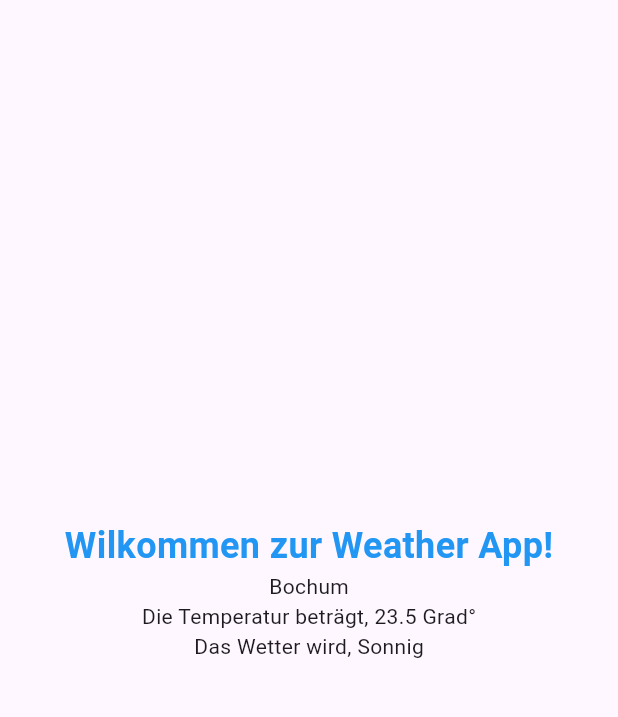
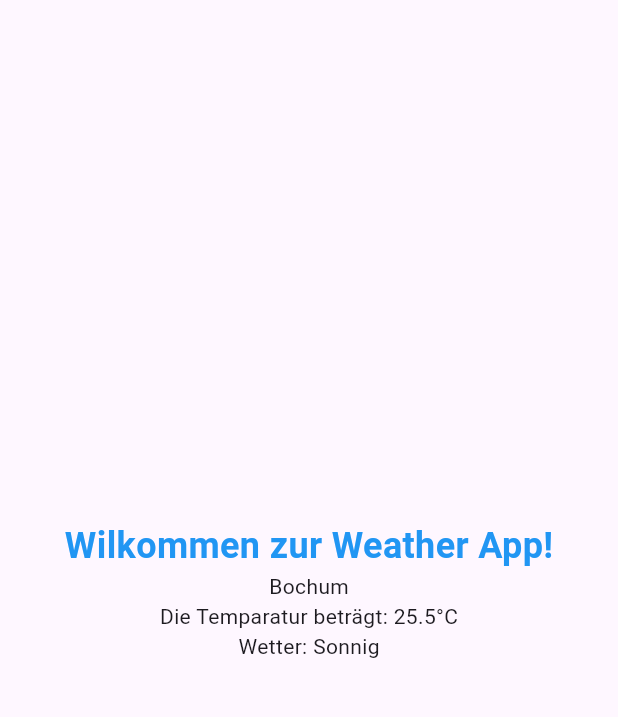
Before and after one commit to Serveronline73/weather_app_prosheet, a Flutter app: the screen it shows after launch, on a phone screen of 412 x 824 dp, the part 69-786 px from its top. Run offline on Flutter 3.47's test engine with Material 3 defaults, Android fonts, the phone set to English and light mode, and no system bars.

Commit message:
Final Project

```diff
--- a/lib/class_weather_app.dart
+++ b/lib/class_weather_app.dart
@@ -1,13 +1,23 @@
+// ignore_for_file: unused_local_variable
+
 import 'package:flutter/material.dart';
 import 'package:weather_app_prosheet/weather_data.dart';
+import 'package:weather_app_prosheet/weather_repository.dart';
 
 class WeatherApp extends StatelessWidget {
-  const WeatherApp({super.key, required this.city});
+  const WeatherApp({
+    super.key,
+    required this.repository,
+  });
 
-  final WeatherData city;
+  final WeatherRepository repository;
 
   @override
   Widget build(BuildContext context) {
+    final WeatherData city = repository.getWeather();
+    final double temperature = city.temperature;
+    final String weatherCondition = city.weatherCondition;
+
     return Scaffold(
       appBar: AppBar(
         title: const Text(
@@ -27,18 +37,9 @@ class WeatherApp extends StatelessWidget {
                   fontSize: 24,
                   fontWeight: FontWeight.bold),
             ),
-
-            // style: TextStyle(fontSize: 18, fontWeight: FontWeight.bold),
-            //),
             Text(city.city),
-            Text("Die Temperatur beträgt, ${city.temperature} Grad°"),
-            Text("Das Wetter wird, ${city.weatherCondition}"),
-            // Text(
-            //   '23,5 Grad°, Sonnig',
-            //),
-            //Text('Dortmund',
-            //  style: TextStyle(fontSize: 18, fontWeight: FontWeight.bold)),
-            // Text('22,2 Grad°, Sonnig'),
+            Text("Die Temparatur beträgt: ${city.temperature}°C"),
+            Text("Wetter: ${city.weatherCondition}"),
           ],
         ),
       ),
--- a/lib/main.dart
+++ b/lib/main.dart
@@ -1,22 +1,22 @@
 import 'package:flutter/material.dart';
 import 'package:weather_app_prosheet/class_weather_app.dart';
-import 'package:weather_app_prosheet/weather_data.dart';
+import 'package:weather_app_prosheet/weather_repository.dart';
 
 void main() {
-  final WeatherData city = WeatherData(
-      city: "Bochum", temperature: 23.5, weatherCondition: "Sonnig");
-  runApp(MainApp(city: city));
+  final WeatherRepository weatherRepository = WeatherRepository();
+
+  runApp(MainApp(repository: weatherRepository));
 }
 
 class MainApp extends StatelessWidget {
-  const MainApp({super.key, required this.city});
+  const MainApp({super.key, required this.repository});
 
-  final WeatherData city;
+  final WeatherRepository repository;
 
   @override
   Widget build(BuildContext context) {
     return MaterialApp(
-      home: WeatherApp(city: city),
+      home: WeatherApp(repository: repository),
     );
   }
 }
--- /dev/null
+++ b/lib/weather_repository.dart
@@ -0,0 +1,8 @@
+import 'package:weather_app_prosheet/weather_data.dart';
+
+class WeatherRepository {
+  final WeatherData _cityData = WeatherData(
+      city: "Bochum", temperature: 25.5, weatherCondition: "Sonnig");
+
+  WeatherData getWeather() => _cityData;
+}
```
